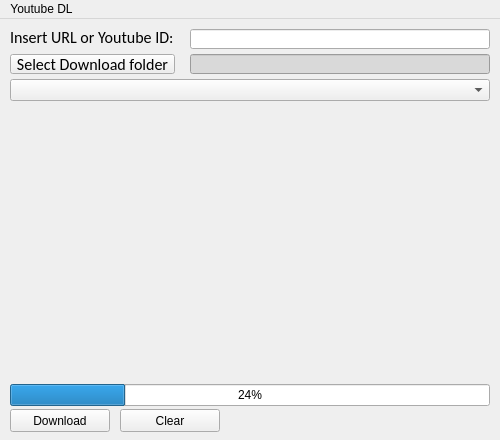
This is main.ui in Phaugt/yt_dl as Qt 5 draws it before an edit. The edited form follows.
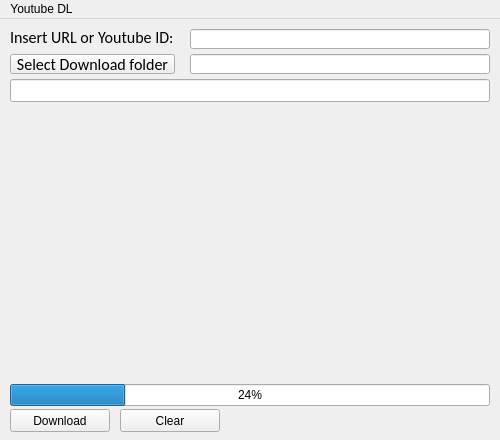
This is the edited form.

Commit message: working dl removed quality

The edit to the form file:
```diff
--- a/main.ui
+++ b/main.ui
@@ -102,24 +102,12 @@
      </font>
     </property>
     <property name="styleSheet">
-     <string notr="true">border-color: rgb(190, 190, 190);
-background-color: rgb(217, 217, 217);
-alternate-background-color: rgb(217, 217, 217);</string>
+     <string notr="true"/>
     </property>
     <property name="readOnly">
      <bool>true</bool>
     </property>
    </widget>
-   <widget class="QComboBox" name="Quality">
-    <property name="geometry">
-     <rect>
-      <x>10</x>
-      <y>60</y>
-      <width>480</width>
-      <height>22</height>
-     </rect>
-    </property>
-   </widget>
    <widget class="QProgressBar" name="ProgressBar">
     <property name="geometry">
      <rect>
@@ -184,17 +172,35 @@
      <string/>
     </property>
    </widget>
-   <widget class="QLabel" name="VTitle">
+   <widget class="QLineEdit" name="VTitle">
     <property name="geometry">
      <rect>
-      <x>230</x>
-      <y>390</y>
-      <width>260</width>
-      <height>21</height>
+      <x>10</x>
+      <y>60</y>
+      <width>480</width>
+      <height>23</height>
      </rect>
     </property>
-    <property name="text">
-     <string/>
+    <property name="sizePolicy">
+     <sizepolicy hsizetype="Fixed" vsizetype="Fixed">
+      <horstretch>0</horstretch>
+      <verstretch>0</verstretch>
+     </sizepolicy>
+    </property>
+    <property name="minimumSize">
+     <size>
+      <width>480</width>
+      <height>23</height>
+     </size>
+    </property>
+    <property name="maximumSize">
+     <size>
+      <width>480</width>
+      <height>23</height>
+     </size>
+    </property>
+    <property name="readOnly">
+     <bool>true</bool>
     </property>
    </widget>
   </widget>
```
The commit also changes 1 other file.
